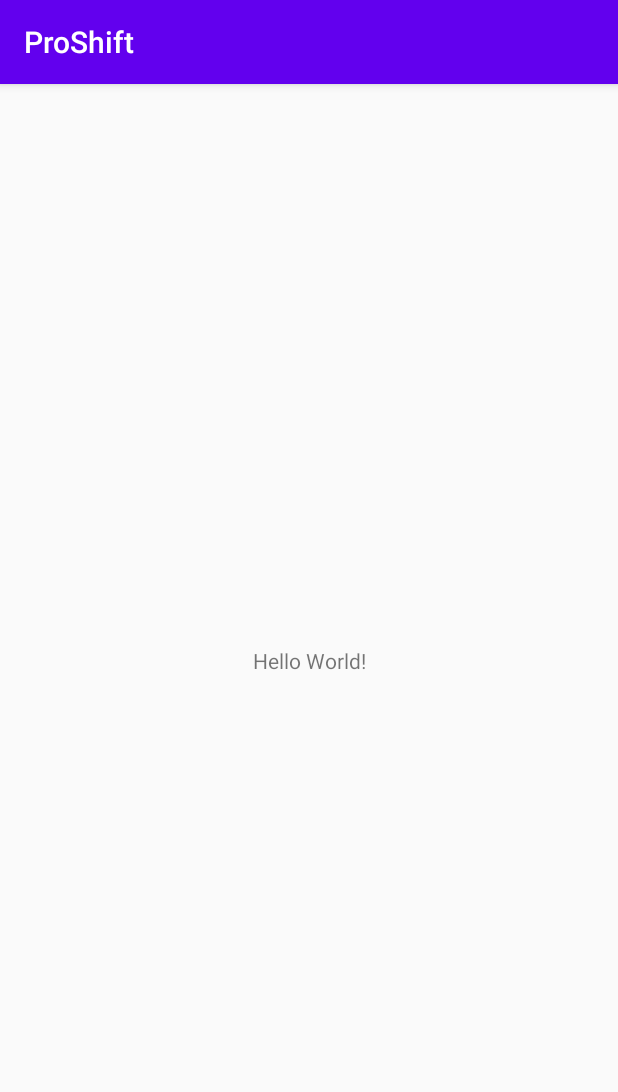
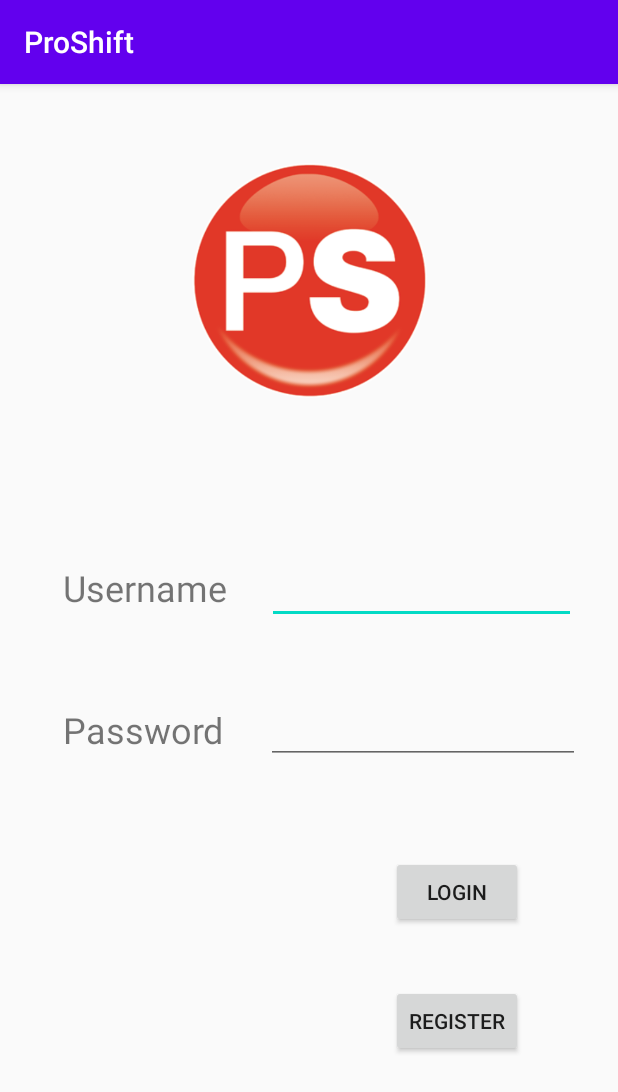
Before and after one commit to MonJamp/ProShift, an Android app: the screen it shows after launch (MainActivity), on a phone screen of 412 x 824 dp. Shown: the top 1092 px of the screen. Run offline under Robolectric (Android 15) with nearby library versions, the phone set to English and light mode, and no system bars.

Commit message:
login_screen_created_commit

```diff
--- a/app/src/main/res/layout/activity_main.xml
+++ b/app/src/main/res/layout/activity_main.xml
@@ -1,7 +1,8 @@
 <?xml version="1.0" encoding="utf-8"?>
-<androidx.constraintlayout.widget.ConstraintLayout xmlns:android="http://schemas.android.com/apk/res/android"
+<androidx.constraintlayout.widget.ConstraintLayout
+    xmlns:android="http://schemas.android.com/apk/res/android"
+    xmlns:tools="http://schemas.android.com/tools"
     xmlns:app="http://schemas.android.com/apk/res-auto"
-    xmlns:tools="http://schemas.android.com/tools"
     android:layout_width="match_parent"
     android:layout_height="match_parent"
     tools:context=".MainActivity">
@@ -9,10 +10,89 @@
     <TextView
         android:layout_width="wrap_content"
         android:layout_height="wrap_content"
-        android:text="Hello World!"
+        android:text="Password"
+        android:textSize="24sp"
+        app:layout_constraintBottom_toBottomOf="parent"
+        app:layout_constraintHorizontal_bias="0.137"
+        app:layout_constraintLeft_toLeftOf="parent"
+        app:layout_constraintRight_toRightOf="parent"
+        app:layout_constraintTop_toTopOf="parent"
+        app:layout_constraintVertical_bias="0.563" />
+
+    <TextView
+        android:id="@+id/textView"
+        android:layout_width="wrap_content"
+        android:layout_height="wrap_content"
+        android:text="Username"
+        android:textSize="24sp"
+        app:layout_constraintBottom_toBottomOf="parent"
+        app:layout_constraintHorizontal_bias="0.139"
+        app:layout_constraintLeft_toLeftOf="parent"
+        app:layout_constraintRight_toRightOf="parent"
+        app:layout_constraintTop_toTopOf="parent"
+        app:layout_constraintVertical_bias="0.434" />
+
+    <Button
+        android:id="@+id/button"
+        android:layout_width="wrap_content"
+        android:layout_height="wrap_content"
+        android:text="Register"
+        app:layout_constraintBottom_toBottomOf="parent"
+        app:layout_constraintHorizontal_bias="0.804"
+        app:layout_constraintLeft_toLeftOf="parent"
+        app:layout_constraintRight_toRightOf="parent"
+        app:layout_constraintTop_toTopOf="parent"
+        app:layout_constraintVertical_bias="0.834" />
+
+    <Button
+        android:id="@+id/button2"
+        android:layout_width="wrap_content"
+        android:layout_height="wrap_content"
+        android:text="Login"
+        app:layout_constraintBottom_toBottomOf="parent"
+        app:layout_constraintHorizontal_bias="0.804"
+        app:layout_constraintLeft_toLeftOf="parent"
+        app:layout_constraintRight_toRightOf="parent"
+        app:layout_constraintTop_toTopOf="parent"
+        app:layout_constraintVertical_bias="0.715" />
+
+    <ImageView
+        android:id="@+id/imageView"
+        android:layout_width="207dp"
+        android:layout_height="174dp"
         app:layout_constraintBottom_toBottomOf="parent"
         app:layout_constraintLeft_toLeftOf="parent"
         app:layout_constraintRight_toRightOf="parent"
-        app:layout_constraintTop_toTopOf="parent" />
+        app:layout_constraintTop_toTopOf="parent"
+        app:layout_constraintVertical_bias="0.075"
+        app:srcCompat="@drawable/sample_logo_proshift" />
+
+    <EditText
+        android:id="@+id/editTextTextPersonName"
+        android:layout_width="206dp"
+        android:layout_height="53dp"
+        android:ems="10"
+        android:inputType="textPersonName"
+        android:textSize="24sp"
+        app:layout_constraintBottom_toBottomOf="parent"
+        app:layout_constraintHorizontal_bias="0.863"
+        app:layout_constraintLeft_toLeftOf="parent"
+        app:layout_constraintRight_toRightOf="parent"
+        app:layout_constraintTop_toTopOf="parent"
+        app:layout_constraintVertical_bias="0.429" />
+
+    <EditText
+        android:id="@+id/editTextTextPassword"
+        android:layout_width="209dp"
+        android:layout_height="50dp"
+        android:ems="10"
+        android:inputType="textPassword"
+        android:textSize="24sp"
+        app:layout_constraintBottom_toBottomOf="parent"
+        app:layout_constraintHorizontal_bias="0.876"
+        app:layout_constraintLeft_toLeftOf="parent"
+        app:layout_constraintRight_toRightOf="parent"
+        app:layout_constraintTop_toTopOf="parent"
+        app:layout_constraintVertical_bias="0.562" />
 
 </androidx.constraintlayout.widget.ConstraintLayout>
```
Also changed, not shown: app/gradle/wrapper/gradle-wrapper.properties (added), app/src/main/res/drawable/sample_logo_proshift.png (added), 4 other files.
